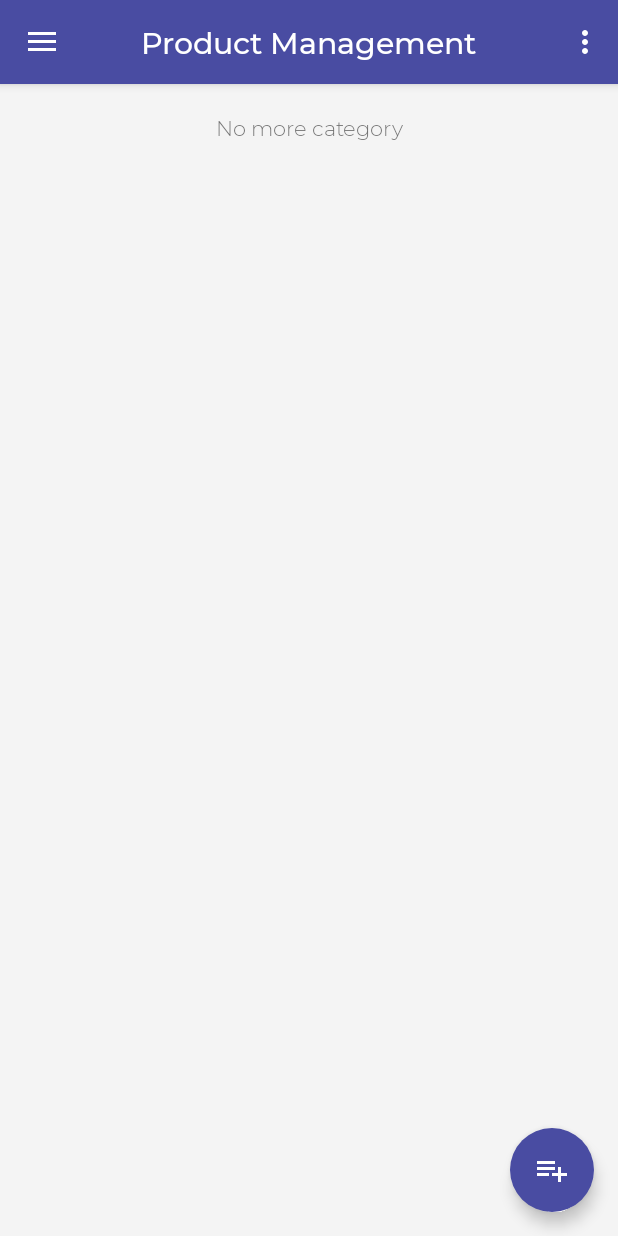
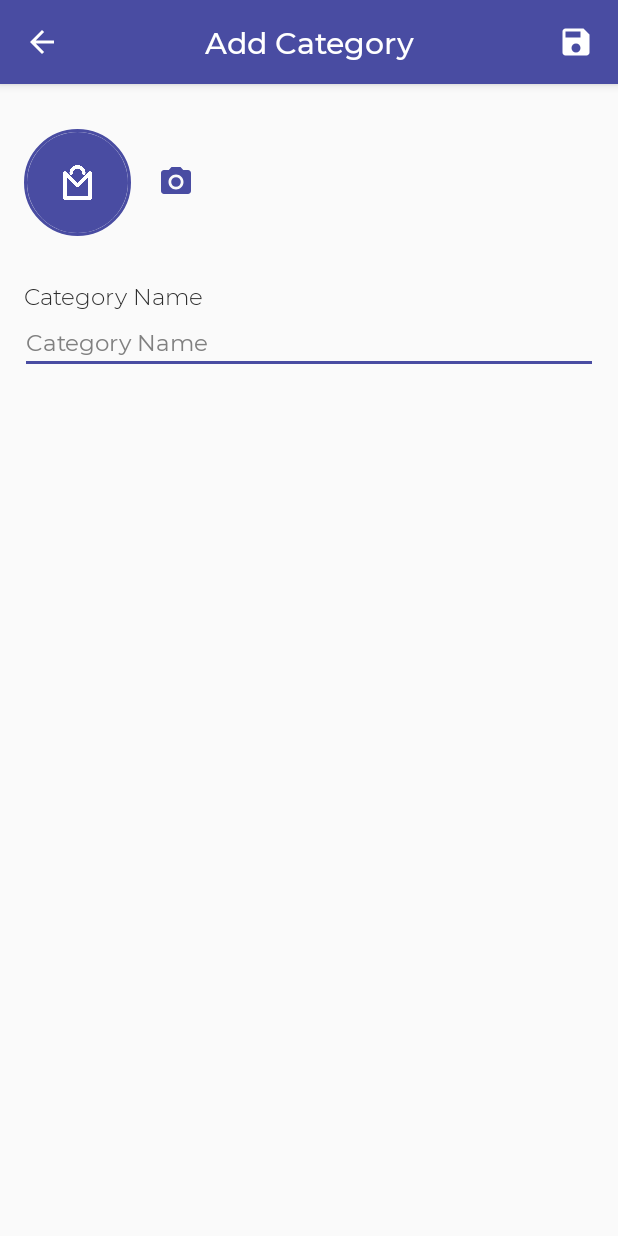
Before and after one commit to mmuhamadamirzaidi/SellynAppServer, an Android app: the MainActivity screen opened directly, with no data from a screen before it, after a tap on "#fab", on a phone screen of 412 x 824 dp. Run offline under Robolectric (Android 15) with nearby library versions, the phone set to English and light mode, and no system bars; our stand-ins replace CircleImageView, Firebase (no records; nobody signed in at launch, a user with empty details on screens opened directly), Picasso; libraries missing offline, so code that uses them is left out: dmax.dialog, io.paperdb; 4 statements that could not run were skipped.

Commit message:
Add New Category Function

```diff
--- a/app/build.gradle
+++ b/app/build.gradle
@@ -41,6 +41,8 @@ dependencies {
     //Firebase Library
     implementation 'com.google.firebase:firebase-core:11.6.2'
     implementation 'com.google.firebase:firebase-database:11.6.2'
+    implementation 'com.google.firebase:firebase-storage:11.6.2'
+    implementation 'com.google.firebase:firebase-auth:11.6.2'
 
     implementation 'com.firebaseui:firebase-ui-database:3.1.2'
 
--- a/app/src/main/AndroidManifest.xml
+++ b/app/src/main/AndroidManifest.xml
@@ -9,10 +9,11 @@
         android:roundIcon="@mipmap/ic_launcher_round"
         android:supportsRtl="true"
         android:theme="@style/AppTheme">
+        <activity android:name=".AddCategoryActivity"></activity>
         <activity
             android:name=".MainActivity"
             android:label="@string/title_activity_main"
-            android:theme="@style/AppTheme.NoActionBar"></activity>
+            android:theme="@style/AppTheme.NoActionBar" />
         <activity android:name=".SignInActivity" />
         <activity android:name=".SplashActivity">
             <intent-filter>
--- /dev/null
+++ b/app/src/main/java/com/mmuhamadamirzaidi/sellynappserver/AddCategoryActivity.java
@@ -0,0 +1,160 @@
+package com.mmuhamadamirzaidi.sellynappserver;
+
+import android.app.AlertDialog;
+import android.content.Intent;
+import android.net.Uri;
+import android.support.annotation.NonNull;
+import android.support.annotation.Nullable;
+import android.support.v7.app.AppCompatActivity;
+import android.os.Bundle;
+import android.view.View;
+import android.widget.Button;
+import android.widget.EditText;
+import android.widget.ImageView;
+import android.widget.Toast;
+
+import com.google.android.gms.tasks.OnFailureListener;
+import com.google.android.gms.tasks.OnSuccessListener;
+import com.google.firebase.database.DatabaseReference;
+import com.google.firebase.database.FirebaseDatabase;
+import com.google.firebase.storage.FirebaseStorage;
+import com.google.firebase.storage.OnProgressListener;
+import com.google.firebase.storage.StorageReference;
+import com.google.firebase.storage.UploadTask;
+import com.mmuhamadamirzaidi.sellynappserver.Model.Category;
+
+import java.util.UUID;
+
+import dmax.dialog.SpotsDialog;
+
+public class AddCategoryActivity extends AppCompatActivity {
+
+    FirebaseDatabase database;
+    DatabaseReference category;
+
+    FirebaseStorage storage;
+    StorageReference storageReference;
+
+    EditText add_category_name;
+    ImageView save_category, add_image_category;
+
+    Category newCategory;
+
+    Uri saveUri;
+    private final int PICK_IMAGE_REQUEST = 71;
+
+    private AlertDialog dialog;
+
+    @Override
+    protected void onCreate(Bundle savedInstanceState) {
+        super.onCreate(savedInstanceState);
+        setContentView(R.layout.activity_add_category);
+
+        // Custom dialog
+        dialog = new SpotsDialog.Builder().setContext(AddCategoryActivity.this).setTheme(R.style.Upload).build();
+
+        add_category_name = (EditText) findViewById(R.id.add_category_name);
+
+        save_category = (ImageView) findViewById(R.id.save_category);
+        add_image_category = (ImageView) findViewById(R.id.add_image_category);
+
+        // Init Firebase
+        FirebaseDatabase database = FirebaseDatabase.getInstance();
+        category = database.getReference("Category");
+
+        storage = FirebaseStorage.getInstance();
+        storageReference = storage.getReference();
+
+        // Select Category Image
+        add_image_category.setOnClickListener(new View.OnClickListener() {
+            @Override
+            public void onClick(View v) {
+                addImage();
+            }
+        });
+
+        // Upload Image
+        save_category.setOnClickListener(new View.OnClickListener() {
+            @Override
+            public void onClick(View v) {
+                uploadImage();
+            }
+        });
+    }
+
+    private void uploadImage() {
+        dialog.show();
+
+        final String add_category_name_ongoing = add_category_name.getText().toString().trim();
+
+        if (saveUri != null){
+
+            String imageName = UUID.randomUUID().toString();
+            final StorageReference imageFolder = storageReference.child("images/"+imageName);
+
+            if (add_category_name_ongoing.length() > 0) {
+                imageFolder.putFile(saveUri).addOnSuccessListener(new OnSuccessListener<UploadTask.TaskSnapshot>() {
+                            @Override
+                            public void onSuccess(UploadTask.TaskSnapshot taskSnapshot) {
+                                dialog.dismiss();
+
+                                Toast.makeText(AddCategoryActivity.this, "Image uploaded!", Toast.LENGTH_SHORT).show();
+                                imageFolder.getDownloadUrl().addOnSuccessListener(new OnSuccessListener<Uri>() {
+                                    @Override
+                                    public void onSuccess(Uri uri) {
+                                            dialog.dismiss();
+
+                                            //Set value for newCategory if image uploaded
+                                            newCategory = new Category(add_category_name_ongoing, uri.toString());
+
+                                            category.push().setValue(newCategory);
+                                            Toast.makeText(AddCategoryActivity.this, newCategory.getName() + " category was added!", Toast.LENGTH_SHORT).show();
+
+                                            SendUserToMainActivity();
+                                    }
+                                });
+                            }
+                        }).addOnFailureListener(new OnFailureListener() {
+                            @Override
+                            public void onFailure(@NonNull Exception e) {
+                                dialog.dismiss();
+
+                                Toast.makeText(AddCategoryActivity.this, "" + e.getMessage(), Toast.LENGTH_SHORT).show();
+                            }
+                        });
+            }
+            else {
+                dialog.dismiss();
+                Toast.makeText(AddCategoryActivity.this, "Please input category name!", Toast.LENGTH_SHORT).show();
+            }
+        }
+        else {
+            dialog.dismiss();
+            Toast.makeText(AddCategoryActivity.this, "Please select category image!", Toast.LENGTH_SHORT).show();
+        }
+    }
+
+    private void addImage() {
+        Intent intent = new Intent();
+        intent.setType("image/*");
+        intent.setAction(Intent.ACTION_GET_CONTENT);
+        startActivityForResult(Intent.createChooser(intent, "Select Image"), PICK_IMAGE_REQUEST);
+    }
+
+    @Override
+    protected void onActivityResult(int requestCode, int resultCode, @Nullable Intent data) {
+        super.onActivityResult(requestCode, resultCode, data);
+
+        if (requestCode == PICK_IMAGE_REQUEST && resultCode == RESULT_OK
+        && data != null && data.getData() != null){
+            saveUri = data.getData();
+        }
+    }
+
+    private void SendUserToMainActivity() {
+        Intent mainIntent = new Intent(AddCategoryActivity.this, MainActivity.class);
+        mainIntent.addFlags(Intent.FLAG_ACTIVITY_NEW_TASK | Intent.FLAG_ACTIVITY_CLEAR_TASK);
+        startActivity(mainIntent);
+        finish();
+    }
+}
--- a/app/src/main/java/com/mmuhamadamirzaidi/sellynappserver/Common/Common.java
+++ b/app/src/main/java/com/mmuhamadamirzaidi/sellynappserver/Common/Common.java
@@ -1,8 +1,29 @@
 package com.mmuhamadamirzaidi.sellynappserver.Common;
+
+import android.content.Context;
+import android.net.ConnectivityManager;
+import android.net.NetworkInfo;
 
 import com.mmuhamadamirzaidi.sellynappserver.Model.User;
 
 public class Common {
 
     public static User currentUser;
+
+    public static boolean isConnectedToInternet(Context context){
+
+        ConnectivityManager connectivityManager = (ConnectivityManager) context.getSystemService(Context.CONNECTIVITY_SERVICE);
+
+        if (connectivityManager != null){
+
+            NetworkInfo[] info = connectivityManager.getAllNetworkInfo();
+            if (info != null){
+                for (int i=0; i<info.length; i++){
+                    if (info[i].getState() == NetworkInfo.State.CONNECTED)
+                        return true;
+                }
+            }
+        }
+        return false;
+    }
 }
--- /dev/null
+++ b/app/src/main/java/com/mmuhamadamirzaidi/sellynappserver/Interface/ItemClickListener.java
@@ -0,0 +1,7 @@
+package com.mmuhamadamirzaidi.sellynappserver.Interface;
+
+import android.view.View;
+
+public interface ItemClickListener {
+    void onClick(View view, int position, boolean isLongClick);
+}
--- a/app/src/main/java/com/mmuhamadamirzaidi/sellynappserver/MainActivity.java
+++ b/app/src/main/java/com/mmuhamadamirzaidi/sellynappserver/MainActivity.java
@@ -3,6 +3,7 @@ package com.mmuhamadamirzaidi.sellynappserver;
 import android.content.Intent;
 import android.os.Bundle;
 
+import android.support.annotation.NonNull;
 import android.support.design.widget.FloatingActionButton;
 import android.support.design.widget.NavigationView;
 import android.support.v4.view.GravityCompat;
@@ -13,16 +14,25 @@ import android.support.v7.app.AppCompatActivity;
 import android.support.v7.widget.LinearLayoutManager;
 import android.support.v7.widget.RecyclerView;
 import android.support.v7.widget.Toolbar;
+import android.view.LayoutInflater;
 import android.view.Menu;
 import android.view.MenuItem;
 import android.view.View;
+import android.view.ViewGroup;
 import android.widget.ImageView;
 import android.widget.TextView;
 import android.widget.Toast;
 
+import com.firebase.ui.database.FirebaseRecyclerAdapter;
+import com.firebase.ui.database.FirebaseRecyclerOptions;
 import com.google.firebase.database.DatabaseReference;
 import com.google.firebase.database.FirebaseDatabase;
+import com.google.firebase.storage.FirebaseStorage;
+import com.google.firebase.storage.StorageReference;
 import com.mmuhamadamirzaidi.sellynappserver.Common.Common;
+import com.mmuhamadamirzaidi.sellynappserver.Interface.ItemClickListener;
+import com.mmuhamadamirzaidi.sellynappserver.Model.Category;
+import com.mmuhamadamirzaidi.sellynappserver.ViewHolder.CategoryViewHolder;
 import com.squareup.picasso.Picasso;
 
 import io.paperdb.Paper;
@@ -38,6 +48,8 @@ public class MainActivity extends AppCompatActivity implements NavigationView.On
 
     RecyclerView recycler_category;
     RecyclerView.LayoutManager layoutManager;
+
+    FirebaseRecyclerAdapter<Category, CategoryViewHolder> adapter;
 
     SwipeRefreshLayout swipe_layout_category;
 
@@ -58,14 +70,45 @@ public class MainActivity extends AppCompatActivity implements NavigationView.On
 
         // Init Firebase
         FirebaseDatabase database = FirebaseDatabase.getInstance();
+        category = database.getReference("Category");
 
-        category = database.getReference("Category");
+
+
+        // Swipe Layout
+        swipe_layout_category = (SwipeRefreshLayout) findViewById(R.id.swipe_layout_category);
+        swipe_layout_category.setColorSchemeResources(R.color.colorPrimaryDark);
+
+        swipe_layout_category.setOnRefreshListener(new SwipeRefreshLayout.OnRefreshListener() {
+            @Override
+            public void onRefresh() {
+                if (Common.isConnectedToInternet(getBaseContext())){
+                    loadCategory();
+                }
+                else{
+                    Toast.makeText(getBaseContext(), "Please check Internet connection!", Toast.LENGTH_SHORT).show();
+                }
+            }
+        });
+
+        // Default, load for first time
+        swipe_layout_category.post(new Runnable() {
+            @Override
+            public void run() {
+                if (Common.isConnectedToInternet(getBaseContext())){
+                    loadCategory();
+                }
+                else{
+                    Toast.makeText(getBaseContext(), "Please check Internet connection!", Toast.LENGTH_SHORT).show();
+                }
+            }
+        });
 
         fab = findViewById(R.id.fab);
         fab.setOnClickListener(new View.OnClickListener() {
             @Override
             public void onClick(View view) {
-                Toast.makeText(MainActivity.this, "Clicked!", Toast.LENGTH_SHORT).show();
+                Intent mainIntent = new Intent(MainActivity.this, AddCategoryActivity.class);
+                startActivity(mainIntent);
             }
         });
 
@@ -96,6 +139,48 @@ public class MainActivity extends AppCompatActivity implements NavigationView.On
 //        recycler_category.setHasFixedSize(true); //Need to remove if using Firebase Recycler Adapter/Disable for API 19 and below
         layoutManager = new LinearLayoutManager(this);
         recycler_category.setLayoutManager(layoutManager);
+    }
+
+    private void loadCategory() {
+
+        FirebaseRecyclerOptions<Category> options = new FirebaseRecyclerOptions.Builder<Category>()
+                .setQuery(category, Category.class)
+                .build();
+
+        adapter = new FirebaseRecyclerAdapter<Category, CategoryViewHolder>(options) {
+            @Override
+            protected void onBindViewHolder(@NonNull CategoryViewHolder viewHolder, int position, @NonNull Category model) {
+
+                viewHolder.category_name.setText(model.getName());
+
+                Picasso.with(getBaseContext()).load(model.getImage()).into(viewHolder.category_image);
+
+                final Category clickItem = model;
+                viewHolder.setItemClickListener(new ItemClickListener() {
+                    @Override
+                    public void onClick(View view, int position, boolean isLongClick) {
+
+                        // Get CategoryId and send to new activity
+//                        Intent product_id = new Intent(MainActivity.this, ProductListActivity.class);
+//                        product_id.putExtra("categoryId", adapter.getRef(position).getKey());
+//                        startActivity(product_id);
+
+                        Toast.makeText(MainActivity.this, "Category ID"+adapter.getRef(position).getKey(), Toast.LENGTH_SHORT).show();
+                    }
+                });
+            }
+
+            @NonNull
+            @Override
+            public CategoryViewHolder onCreateViewHolder(@NonNull ViewGroup viewGroup, int i) {
+                View itemView = LayoutInflater.from(viewGroup.getContext())
+                        .inflate(R.layout.item_category, viewGroup, false);
+                return new CategoryViewHolder(itemView);
+            }
+        };
+        adapter.startListening();
+        recycler_category.setAdapter(adapter);
+        swipe_layout_category.setRefreshing(false);
     }
 
     @Override
--- a/app/src/main/java/com/mmuhamadamirzaidi/sellynappserver/SignInActivity.java
+++ b/app/src/main/java/com/mmuhamadamirzaidi/sellynappserver/SignInActivity.java
@@ -92,7 +92,6 @@ public class SignInActivity extends AppCompatActivity {
 
                             Common.currentUser = user;
                             SendUserToMainActivity();
-                            //login ok
                         }
                         else{
                             dialog.dismiss();
--- /dev/null
+++ b/app/src/main/res/layout/activity_add_category.xml
@@ -0,0 +1,150 @@
+<?xml version="1.0" encoding="utf-8"?>
+<RelativeLayout xmlns:android="http://schemas.android.com/apk/res/android"
+    xmlns:app="http://schemas.android.com/apk/res-auto"
+    xmlns:tools="http://schemas.android.com/tools"
+    android:layout_width="match_parent"
+    android:layout_height="match_parent"
+    tools:context=".AddCategoryActivity"
+    android:id="@+id/activity_edit_profile">
+
+    <android.support.design.widget.AppBarLayout
+        android:id="@+id/edit_profile_app_bar_layout"
+        android:layout_width="match_parent"
+        android:layout_height="wrap_content"
+        android:theme="@style/AppTheme.AppBarOverlay">
+
+        <android.support.v7.widget.Toolbar
+            android:id="@+id/edit_profile_toolbar"
+            android:layout_width="match_parent"
+            android:layout_height="?attr/actionBarSize"
+            android:background="?attr/colorPrimary"
+            android:theme="@style/ToolbarTheme"
+            app:popupTheme="@style/AppTheme.PopupOverlay"
+            app:titleTextColor="@color/white">
+
+            <ImageView
+                android:id="@+id/back"
+                android:layout_width="wrap_content"
+                android:layout_height="wrap_content"
+                android:layout_gravity="start"
+                android:layout_marginStart="16dp"
+                android:src="@drawable/ic_arrow_back_white_24dp" />
+
+            <TextView
+                android:id="@+id/toolbar_title"
+                android:layout_width="wrap_content"
+                android:layout_height="wrap_content"
+                android:layout_gravity="center"
+                android:text="Add Category"
+                android:textColor="@color/white"
+                android:textSize="20sp"
+                android:theme="@style/ToolbarTheme" />
+
+            <ImageView
+                android:id="@+id/save_category"
+                android:layout_width="wrap_content"
+                android:layout_height="wrap_content"
+                android:layout_gravity="end"
+                android:layout_marginEnd="16dp"
+                android:src="@drawable/ic_save_white_24dp" />
+
+        </android.support.v7.widget.Toolbar>
+
+    </android.support.design.widget.AppBarLayout>
+
+    <ScrollView
+        android:scrollbars="none"
+        android:layout_below="@+id/edit_profile_app_bar_layout"
+        android:layout_width="match_parent"
+        android:layout_height="wrap_content" >
+
+        <LinearLayout
+            android:layout_width="match_parent"
+            android:layout_height="match_parent"
+            android:orientation="vertical">
+
+            <LinearLayout
+                android:layout_width="match_parent"
+                android:layout_height="wrap_content"
+                android:orientation="horizontal"
+                android:layout_marginTop="30dp">
+
+                <de.hdodenhof.circleimageview.CircleImageView
+                    android:layout_gravity="center"
+                    android:id="@+id/account_profile_image"
+                    android:layout_width="71dp"
+                    android:layout_height="71dp"
+                    android:layout_marginStart="16dp"
+                    android:src="@drawable/logoround"
+                    app:civ_border_color="@color/colorPrimaryDark"
+                    app:civ_border_width="2dp" />
+
+                <LinearLayout
+                    android:layout_gravity="center"
+                    android:layout_width="match_parent"
+                    android:layout_height="wrap_content"
+                    android:layout_marginStart="18dp"
+                    android:orientation="vertical">
+
+                    <ImageView
+                        android:id="@+id/add_image_category"
+                        android:layout_width="wrap_content"
+                        android:layout_height="wrap_content"
+                        android:src="@drawable/ic_photo_camera_primary_24dp" />
+
+                </LinearLayout>
+
+            </LinearLayout>
+
+            <LinearLayout
+                android:layout_width="match_parent"
+                android:layout_height="wrap_content"
+                android:orientation="vertical">
+
+                <LinearLayout
+                    android:layout_width="match_parent"
+                    android:layout_height="wrap_content"
+                    android:layout_marginTop="30dp"
+                    android:orientation="vertical">
+
+                    <TextView
+                        android:layout_width="match_parent"
+                        android:layout_height="wrap_content"
+                        android:layout_marginStart="@dimen/padding_side"
+                        android:layout_marginEnd="@dimen/padding_side"
+                        android:fontFamily="@font/ml"
+                        android:text="Category Name"
+                        android:textColor="@color/textColorPrimaryDark"
+                        android:textSize="15sp" />
+
+                    <android.support.design.widget.TextInputLayout
+                        android:layout_width="match_parent"
+                        android:layout_height="wrap_content"
+                        app:hintEnabled="false">
+
+                        <EditText
+                            android:id="@+id/add_category_name"
+                            android:layout_width="match_parent"
+                            android:layout_height="wrap_content"
+                            android:layout_marginStart="13dp"
+                            android:layout_marginEnd="13dp"
+                            android:fontFamily="@font/mr"
+                            android:hint="Category Name"
+                            android:inputType="text"
+                            android:textColor="@color/textColorPrimary"
+                            android:textColorHint="@color/textColorAccent"
+                            android:textSize="15sp" />
+
+                    </android.support.design.widget.TextInputLayout>
+
+                </LinearLayout>
+
+            </LinearLayout>
+
+        </LinearLayout>
+
+    </ScrollView>
+
+
+
+</RelativeLayout>
--- a/app/src/main/res/layout/app_bar_main.xml
+++ b/app/src/main/res/layout/app_bar_main.xml
@@ -24,7 +24,7 @@
                 android:layout_width="wrap_content"
                 android:layout_height="wrap_content"
                 android:textColor="@color/white"
-                android:text="Product Management"
+                android:text="Category Management"
                 android:layout_gravity="center"
                 android:textSize="20sp"
                 android:id="@+id/toolbar_title" />
--- a/app/src/main/res/values/styles.xml
+++ b/app/src/main/res/values/styles.xml
@@ -6,6 +6,13 @@
         <item name="colorPrimary">@color/colorPrimary</item>
         <item name="colorPrimaryDark">@color/colorPrimaryDark</item>
         <item name="colorAccent">@color/colorAccent</item>
+    </style>
+
+    <style name="Upload" parent="android:Theme.DeviceDefault.Dialog">
+        <item name="DialogTitleAppearance">@android:style/TextAppearance.Medium</item>
+        <item name="DialogTitleText">Uploading</item>
+        <item name="DialogSpotColor">@color/white</item>
+        <item name="DialogSpotCount">5</item>
     </style>
 
     <style name="SignIn" parent="android:Theme.DeviceDefault.Dialog">
```
Also changed, not shown: app/src/main/java/com/mmuhamadamirzaidi/sellynappserver/Model/Category.java (added, +30 -0 lines), app/src/main/java/com/mmuhamadamirzaidi/sellynappserver/ViewHolder/CategoryViewHolder.java (added, +36 -0 lines), app/src/main/res/layout/item_category.xml (added, +81 -0 lines).
